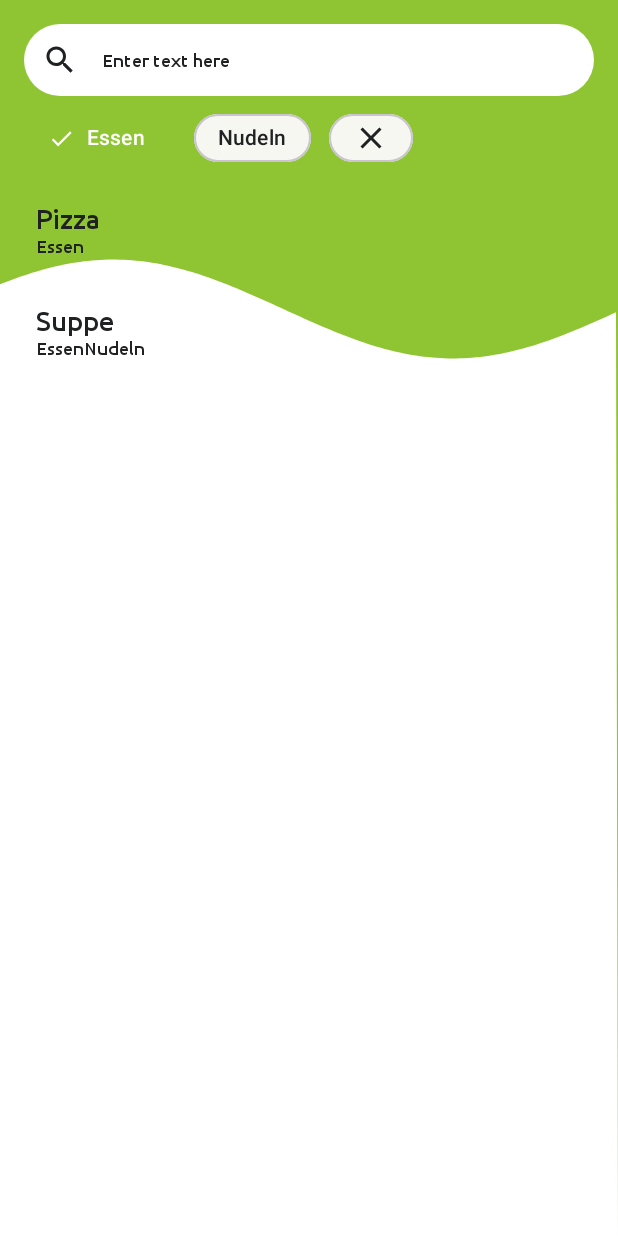
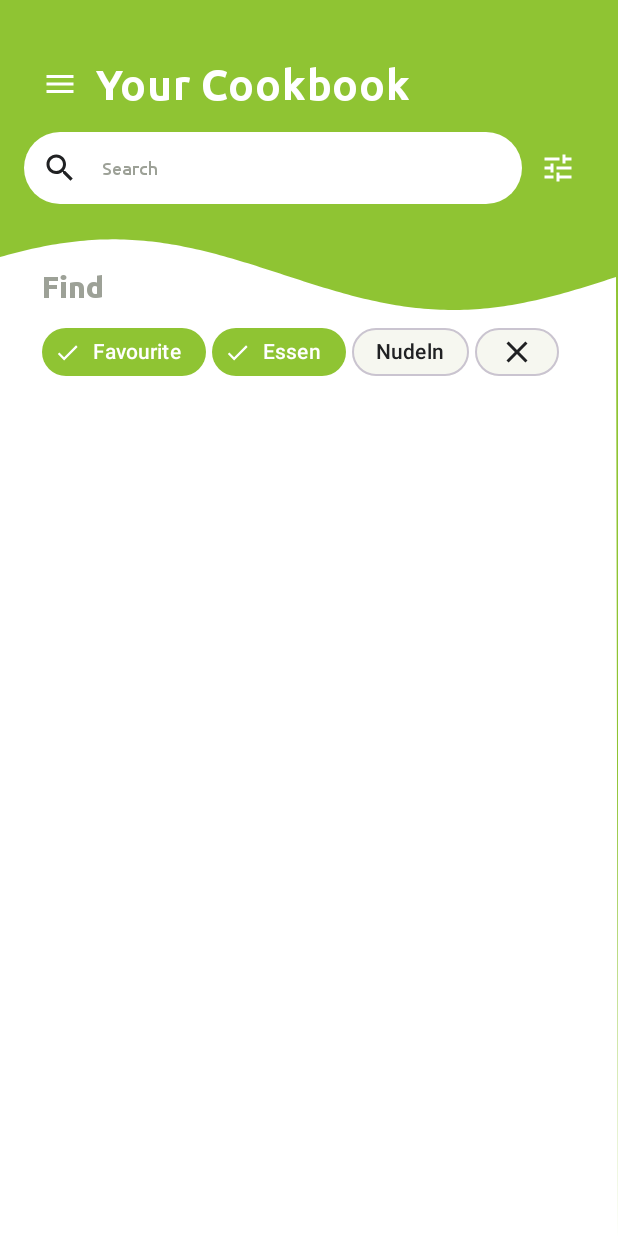
Before and after one commit to MiriHa/MiRaRecipes, an Android app built with Jetpack Compose: the screen it shows after launch (MainActivity), after a tap on "Essen", on a phone screen of 412 x 824 dp. Run offline under Robolectric (Android 15) with nearby library versions, the phone set to English and light mode, and no system bars; 4 statements that could not run were skipped; 1 other tap on this screen came first.

Commit message:
Updated Mainscreen UI, added navigation start

```diff
--- a/app/src/main/java/de/miRa/mirarecipes/MainActivity.kt
+++ b/app/src/main/java/de/miRa/mirarecipes/MainActivity.kt
@@ -7,6 +7,7 @@ import androidx.compose.foundation.layout.fillMaxSize
 import androidx.compose.material3.MaterialTheme
 import androidx.compose.material3.Surface
 import androidx.compose.ui.Modifier
+import androidx.navigation.compose.rememberNavController
 import de.miRa.mirarecipes.recipes.RecipesViewModel
 import de.miRa.mirarecipes.ui.composables.RecipeListScreen
 import de.miRa.mirarecipes.ui.theme.MiRaRecipesTheme
@@ -19,7 +20,8 @@ class MainActivity : ComponentActivity() {
         super.onCreate(savedInstanceState)
         setContent {
             MiRaRecipesTheme {
-                // A surface container using the 'background' color from the theme
+                val navController = rememberNavController()
+
                 Surface(
                     modifier = Modifier.fillMaxSize(),
                     color = MaterialTheme.colorScheme.background
--- a/app/src/main/java/de/miRa/mirarecipes/recipes/Recipe.kt
+++ b/app/src/main/java/de/miRa/mirarecipes/recipes/Recipe.kt
@@ -1,19 +1,33 @@
 package de.miRa.mirarecipes.recipes
 
-data class Recipe (
+data class Recipe(
     val id: Int? = null,
     val title: String = "",
     val featuredImage: String? = null,
-    val tags: List<String> = listOf(),
+    var tags: List<String> = listOf(),
     val sourceUrl: String? = null,
     val description: String? = null,
     val cookingInstructions: List<String>? = null,
     val ingredients: List<Ingredient> = listOf(),
     val dateAdded: String? = null,
     val dateUpdated: String? = null,
-)
+) {
+    // TODO make dynamic
+    val isFavourite: Boolean
+        get() = tags.contains(favouriteTag)
+
+    fun toggleFavourite() {
+        tags = if (isFavourite) {
+            tags.minus(favouriteTag)
+        } else {
+            tags.plus(favouriteTag)
+        }
+    }
+}
 
 data class Ingredient(
     val title: String,
     val amount: String
 )
+
+const val favouriteTag = "Favourite"
--- a/app/src/main/java/de/miRa/mirarecipes/recipes/RecipesViewModel.kt
+++ b/app/src/main/java/de/miRa/mirarecipes/recipes/RecipesViewModel.kt
@@ -12,7 +12,7 @@ class RecipesViewModel : ViewModel() {
     private val _uiState = MutableStateFlow(
         RecipesListUIState(
             recipesItems = generateTestRecipeList(),
-            filterTags = listOf("Essen", "Nudeln"),
+            filterTags = listOf(favouriteTag, "Essen", "Nudeln"),
             selectedTags = listOf()
         )
     )
@@ -33,6 +33,10 @@ class RecipesViewModel : ViewModel() {
             Recipe(
                 title = "Nudeln",
                 tags = listOf("Nudeln")
+            ),
+            Recipe(
+                title = "Nudelsalat",
+                tags = listOf("Nudeln", favouriteTag)
             )
         )
     }
--- /dev/null
+++ b/app/src/main/java/de/miRa/mirarecipes/ui/composables/Card.kt
@@ -0,0 +1,66 @@
+package de.miRa.mirarecipes.ui.composables
+
+import androidx.compose.foundation.shape.RoundedCornerShape
+import androidx.compose.material3.Card
+import androidx.compose.material3.CardDefaults
+import androidx.compose.material3.MaterialTheme
+import androidx.compose.material3.contentColorFor
+import androidx.compose.runtime.Composable
+import androidx.compose.ui.Modifier
+import androidx.compose.ui.graphics.Color
+import androidx.compose.ui.unit.Dp
+import de.miRa.mirarecipes.ui.theme.Elevations
+import de.miRa.mirarecipes.ui.theme.Spacings
+
+@Composable
+fun ItemCard(
+    modifier: Modifier = Modifier,
+    cornerRadius: Dp = Spacings.l,
+    backgroundColor: Color = MaterialTheme.colorScheme.surface,
+    contentColor: Color = contentColorFor(backgroundColor),
+    content: @Composable () -> Unit
+) {
+    Card(
+        modifier = modifier/*.then(
+            Modifier.shadow(
+                ambientColor = cardShadowLayerSecond,
+                spotColor = cardShadowLayerSecond,
+                shape = RoundedCornerShape(Spacings.l),
+                elevation = Elevations.card
+                )
+        )*/,
+        shape = RoundedCornerShape(cornerRadius),
+        elevation = CardDefaults.cardElevation(
+            defaultElevation = Elevations.card
+        ),
+        colors = CardDefaults.cardColors(
+            containerColor = backgroundColor,
+            contentColor = contentColor
+        )
+    ) {
+        content()
+    }
+}
+
+/*
+@Composable
+fun CardNoElevation(
+    modifier: Modifier = Modifier,
+    shape: Shape = RoundedCornerShape(Spacings.xs),
+    backgroundColor: Color = SemanticColors.surface,
+    contentColor: Color = contentColorFor(backgroundColor),
+    border: BorderStroke? = null,
+    content: @Composable () -> Unit
+) {
+    Card(
+        modifier,
+        shape = shape,
+        backgroundColor = backgroundColor,
+        contentColor = contentColor,
+        border = border,
+        elevation = 0.dp
+    ) {
+        content()
+    }
+}
+*/
--- a/app/src/main/java/de/miRa/mirarecipes/ui/composables/Chip.kt
+++ b/app/src/main/java/de/miRa/mirarecipes/ui/composables/Chip.kt
@@ -1,7 +1,5 @@
 package de.miRa.mirarecipes.ui.composables
 
-import android.widget.ImageView
-import androidx.compose.foundation.background
 import androidx.compose.foundation.interaction.MutableInteractionSource
 import androidx.compose.foundation.layout.padding
 import androidx.compose.foundation.layout.size
@@ -22,23 +20,22 @@ import androidx.compose.runtime.remember
 import androidx.compose.ui.Modifier
 import androidx.compose.ui.graphics.Color
 import androidx.compose.ui.graphics.vector.ImageVector
-import androidx.compose.ui.unit.dp
 import de.miRa.mirarecipes.ui.theme.Spacings
 
 @OptIn(ExperimentalMaterial3Api::class)
 @Composable
 fun TagChip(
-    selected: Boolean,
-    onClick: () -> Unit,
     label: String,
+    onClick: () -> Unit = {},
     modifier: Modifier = Modifier,
+    selected: Boolean = false,
     enabled: Boolean = true,
     leadingIcon: @Composable (() -> Unit)? = null,
     trailingIcon: @Composable (() -> Unit)? = null,
     interactionSource: MutableInteractionSource = remember { MutableInteractionSource() }
 ) {
     FilterChip(
-        modifier = modifier.padding(Spacings.xxs),
+        modifier = modifier.padding(end = Spacings.xxs),
         selected = selected,
         onClick = onClick,
         enabled = enabled,
@@ -59,7 +56,7 @@ fun TagChip(
             labelColor = MaterialTheme.colorScheme.onSurface,
             selectedLabelColor = MaterialTheme.colorScheme.onPrimary,
             containerColor = MaterialTheme.colorScheme.surface,
-            selectedContainerColor =  MaterialTheme.colorScheme.primary,
+            selectedContainerColor = MaterialTheme.colorScheme.primary,
             iconColor = MaterialTheme.colorScheme.onSurface,
             selectedLeadingIconColor = MaterialTheme.colorScheme.onPrimary,
             selectedTrailingIconColor = MaterialTheme.colorScheme.onPrimary
@@ -82,7 +79,7 @@ fun IconChip(
     interactionSource: MutableInteractionSource = remember { MutableInteractionSource() }
 ) {
     AssistChip(
-        modifier = modifier.padding(Spacings.xxs),
+        modifier = modifier.padding(end = Spacings.xxs),
         onClick = onClick,
         label = {
             Icon(icon, contentDescription = null)
--- a/app/src/main/java/de/miRa/mirarecipes/ui/composables/RecipeListScreen.kt
+++ b/app/src/main/java/de/miRa/mirarecipes/ui/composables/RecipeListScreen.kt
@@ -1,5 +1,6 @@
 package de.miRa.mirarecipes.ui.composables
 
+import androidx.compose.foundation.Image
 import androidx.compose.foundation.background
 import androidx.compose.foundation.clickable
 import androidx.compose.foundation.layout.Arrangement
@@ -8,16 +9,14 @@ import androidx.compose.foundation.layout.ExperimentalLayoutApi
 import androidx.compose.foundation.layout.FlowRow
 import androidx.compose.foundation.layout.PaddingValues
 import androidx.compose.foundation.layout.Row
+import androidx.compose.foundation.layout.Spacer
 import androidx.compose.foundation.layout.fillMaxWidth
+import androidx.compose.foundation.layout.height
 import androidx.compose.foundation.layout.padding
+import androidx.compose.foundation.layout.size
 import androidx.compose.foundation.lazy.LazyColumn
 import androidx.compose.foundation.lazy.items
-import androidx.compose.foundation.shape.RoundedCornerShape
-import androidx.compose.material.icons.Icons
-import androidx.compose.material.icons.filled.Close
-import androidx.compose.material3.AssistChip
-import androidx.compose.material3.Card
-import androidx.compose.material3.ExperimentalMaterial3Api
+import androidx.compose.foundation.shape.CircleShape
 import androidx.compose.material3.Icon
 import androidx.compose.material3.IconButton
 import androidx.compose.material3.MaterialTheme
@@ -28,12 +27,15 @@ import androidx.compose.runtime.getValue
 import androidx.compose.runtime.mutableStateOf
 import androidx.compose.runtime.remember
 import androidx.compose.runtime.setValue
+import androidx.compose.ui.Alignment
 import androidx.compose.ui.Modifier
+import androidx.compose.ui.draw.clip
 import androidx.compose.ui.draw.drawBehind
 import androidx.compose.ui.graphics.Color
 import androidx.compose.ui.graphics.Path
 import androidx.compose.ui.graphics.drawscope.DrawScope
 import androidx.compose.ui.res.painterResource
+import androidx.compose.ui.res.stringResource
 import androidx.compose.ui.text.input.TextFieldValue
 import androidx.compose.ui.tooling.preview.Preview
 import androidx.compose.ui.unit.dp
@@ -46,6 +48,7 @@ import de.miRa.mirarecipes.ui.theme.Spacings
 import java.util.Locale
 import kotlin.math.PI
 import kotlin.math.cos
+
 
 @Composable
 fun RecipeListScreen(
@@ -67,20 +70,11 @@ fun RecipeListScreen(
     ) {
         var searchInput by remember { mutableStateOf(TextFieldValue("")) }
 
-        Row(modifier = Modifier.fillMaxWidth()) {
-            TextField(
-                searchInput,
-                onValueChange = { searchInput = it }
+        Header(
+            searchInput = searchInput,
+            onSearchChange = { searchInput = it }
         )
-            IconButton(
-                onClick = { /*TODO*/ }
-            ) {
-                Icon(
-                    painterResource(R.drawable.icon_tune),
-                    contentDescription = null
-                )
-            }
-        }
+        Spacer(modifier = Modifier.height(Spacings.xl))
         TagFilters(
             items = uiState.filterTags,
             selectedFilterTags = uiState.selectedTags,
@@ -101,7 +95,7 @@ fun ItemList(
     selectedFilterTags: List<String>,
     items: List<Recipe>
 ) {
-    var filteredItems: List<Recipe>
+    var filteredItems: List<Recipe> // TODO move search and filteredItems in viewmodel uistate
     LazyColumn(modifier = Modifier.fillMaxWidth()) {
 
         filteredItems = if (searchInput.isEmpty() && selectedFilterTags.isEmpty()) {
@@ -136,7 +130,7 @@ fun ItemList(
     }
 }
 
-@OptIn(ExperimentalLayoutApi::class, ExperimentalMaterial3Api::class)
+@OptIn(ExperimentalLayoutApi::class)
 @Composable
 fun TagFilters(
     items: List<String>,
@@ -144,6 +138,13 @@ fun TagFilters(
     onTagSelected: (String) -> Unit,
     onRemoveAllTags: () -> Unit
 ) {
+    Column(modifier = Modifier.padding(horizontal = Spacings.s)) {
+        Text(
+            text = stringResource(R.string.cookbook_title_find),
+            style = MaterialTheme.typography.titleMedium,
+            color = MaterialTheme.colorScheme.inverseOnSurface
+        )
+        Spacer(modifier = Modifier.height(Spacings.xs))
         FlowRow(
             modifier = Modifier.fillMaxWidth(),
             verticalArrangement = Arrangement.Center,
@@ -158,7 +159,6 @@ fun TagFilters(
                     )
                 }
                 TagChip(
-                modifier = Modifier.padding(horizontal = Spacings.xxs),
                     selected = isSelected,
                     onClick = { onTagSelected(tag) },
                     label = tag
@@ -171,47 +171,120 @@ fun TagFilters(
             }
         }
     }
-
-@Composable
-fun Header() {
-
 }
 
 @Composable
-fun RecipeListItem(recipe: Recipe, onItemClick: (Recipe) -> Unit) {
-    Card {
+fun Header(
+    searchInput: TextFieldValue,
+    onSearchChange: (TextFieldValue) -> Unit,
+) {
+    Column {
+        Spacer(modifier = Modifier.height(Spacings.m))
+        Row(
+            modifier = Modifier
+                .fillMaxWidth(),
+            horizontalArrangement = Arrangement.Start,
+            verticalAlignment = Alignment.CenterVertically
+        ) {
+            IconButton(onClick = { /*TODO*/ }) {
+                Icon(
+                    painterResource(R.drawable.icon_menu),
+                    contentDescription = null,
+                    tint = MaterialTheme.colorScheme.onPrimary
+                )
+            }
+            Text(
+                text = stringResource(id = R.string.cookbook_title),
+                style = MaterialTheme.typography.headlineLarge,
+                color = MaterialTheme.colorScheme.onPrimary
+            )
+        }
+        Spacer(modifier = Modifier.height(Spacings.xs))
+        Row(
+            modifier = Modifier.fillMaxWidth(),
+            horizontalArrangement = Arrangement.Start,
+            verticalAlignment = Alignment.CenterVertically
+        ) {
+            TextField(
+                searchInput,
+                onValueChange = onSearchChange,
+                modifier = Modifier.weight(1f),
+                hint = stringResource(id = R.string.cookbook_search)
+            )
+            IconButton(onClick = { /*TODO*/ }) {
+                Icon(
+                    painterResource(R.drawable.icon_tune),
+                    contentDescription = null,
+                    tint = MaterialTheme.colorScheme.onPrimary
+                )
+            }
+        }
+        Spacer(modifier = Modifier.height(Spacings.m))
+    }
+}
 
-    }
+@Composable
+fun RecipeListItem(
+    recipe: Recipe,
+    onItemClick: (Recipe) -> Unit
+) {
+    ItemCard(
+        modifier = Modifier.padding(bottom = Spacings.s)
+    ) {
+        Row(
+            modifier = Modifier.padding(Spacings.s),
+            verticalAlignment = Alignment.CenterVertically
+        ) {
+            Image(
+                modifier = Modifier
+                    .size(75.dp)
+                    .clip(CircleShape)
+                    .background(MaterialTheme.colorScheme.background),
+                painter = painterResource(id = R.drawable.icon_add),
+                contentDescription = null
+            )
             Column(
                 modifier = Modifier
                     .clickable(onClick = { onItemClick(recipe) })
-            .fillMaxWidth()
                     .padding(PaddingValues(8.dp, 16.dp))
             ) {
                 Text(text = recipe.title, fontSize = 18.sp)
-        Row(modifier = Modifier.fillMaxWidth()) {
+                Row(modifier = Modifier) {
                     recipe.tags.forEach {
                         Text(text = it, fontSize = 12.sp)
                     }
                 }
+                ItemTagList(recipe.tags)
+            }
+            Spacer(modifier = Modifier.weight(1f))
+            IconButton(onClick = { recipe.toggleFavourite() }) {
+                Icon(
+                    painterResource(if (recipe.isFavourite) R.drawable.icon_favorite_filled else R.drawable.icon_favorite),
+                    contentDescription = null,
+                    tint = MaterialTheme.colorScheme.inverseOnSurface
+                )
+            }
         }
     }
 
-/*fun BentleyCard(
-    modifier: Modifier = Modifier,
-    enabled: Boolean = true,
-    onClick: () -> Unit = {},
-    content: @Composable () -> Unit,
+}
+
+@OptIn(ExperimentalLayoutApi::class)
+@Composable
+fun ItemTagList(
+    tagItems: List<String>
+){
+    FlowRow(
     ) {
-    Surface(
-        onClick = onClick,
-        modifier = modifier,
-        enabled = enabled,
-        color = BentleyTheme.colors.background,
-        elevation = BentleyElevations.Cards,
-        content = content
+        tagItems.forEach { tag ->
+            // TODO create DIsplaychip
+            TagChip(
+                label = tag,
+                enabled = false
             )
-}*/
+        }
+    }
+}
 
 fun DrawScope.drawBackgroundWave(color: Color) {
     val rectWidth = size.width
@@ -220,11 +293,11 @@ fun DrawScope.drawBackgroundWave(color: Color) {
     val path = Path()
 
     val waveLength = rectWidth * 1.1
-    val waveAmplitude = rectHeight / 25
+    val waveAmplitude = rectHeight / 35
 
     for (i in 0 until rectWidth.toInt() step 4) {
         val x = i.toFloat()
-        val y = rectHeight / 4 + waveAmplitude * cos(2 * PI * i / waveLength + (2 * PI) / 3)
+        val y = rectHeight / 4.5 + waveAmplitude * cos(2 * PI * i / waveLength + (2 * PI) / 3)
         path.lineTo(x, y.toFloat())
     }
 
--- a/app/src/main/java/de/miRa/mirarecipes/ui/composables/TextField.kt
+++ b/app/src/main/java/de/miRa/mirarecipes/ui/composables/TextField.kt
@@ -3,10 +3,8 @@ package de.miRa.mirarecipes.ui.composables
 import androidx.compose.foundation.background
 import androidx.compose.foundation.layout.Arrangement
 import androidx.compose.foundation.layout.Box
-import androidx.compose.foundation.layout.Column
 import androidx.compose.foundation.layout.Row
 import androidx.compose.foundation.layout.Spacer
-import androidx.compose.foundation.layout.fillMaxWidth
 import androidx.compose.foundation.layout.padding
 import androidx.compose.foundation.layout.width
 import androidx.compose.foundation.shape.RoundedCornerShape
@@ -17,22 +15,21 @@ import androidx.compose.material3.Text
 import androidx.compose.runtime.Composable
 import androidx.compose.ui.Alignment
 import androidx.compose.ui.Modifier
-import androidx.compose.ui.graphics.Color
 import androidx.compose.ui.res.painterResource
 import androidx.compose.ui.text.TextStyle
 import androidx.compose.ui.text.input.TextFieldValue
 import de.miRa.mirarecipes.R
 import de.miRa.mirarecipes.ui.theme.Spacings
-import de.miRa.mirarecipes.ui.theme.Typography
 
 @Composable
 fun TextField(
     value: TextFieldValue,
     onValueChange: (TextFieldValue) -> Unit,
+    modifier: Modifier = Modifier,
     enabled: Boolean = true,
-    textStyle: TextStyle = Typography.labelMedium,
+    textStyle: TextStyle = MaterialTheme.typography.labelMedium,
     maxLines: Int = 1,
-    hint: String = "Enter text here",
+    hint: String = "",
 ) {
     BasicTextField(
         value = value,
@@ -45,25 +42,15 @@ fun TextField(
          interactionSource = interactionSource,*/
         maxLines = maxLines,
         singleLine = maxLines == 1,
-        modifier = Modifier
-            .fillMaxWidth()
+        modifier = modifier
             .background(
                 color = MaterialTheme.colorScheme.background,
                 shape = RoundedCornerShape(Spacings.l)
             )
             .padding(Spacings.s),
         decorationBox = { innerTextField ->
-            Box(
-                modifier = Modifier
-                    .background(Color.Transparent),
-
-                contentAlignment = Alignment.CenterStart
-            ) {
-
-                innerTextField()
-            }
             Row(
-                horizontalArrangement = Arrangement.SpaceBetween,
+                horizontalArrangement = Arrangement.Start,
                 verticalAlignment = Alignment.CenterVertically
             ) {
                 Icon(
@@ -71,18 +58,16 @@ fun TextField(
                     contentDescription = null
                 )
                 Spacer(modifier = Modifier.width(Spacings.m))
-                Column(
-                    modifier = Modifier.fillMaxWidth(),
-                    horizontalAlignment = Alignment.Start,
-                ) {
+                Box {
                     if (value.text.isEmpty()) {
                         Text(
                             text = hint,
-                            style = textStyle //TODO .withColor(if (hasError) BentleyTheme.colors.warning else BentleyTheme.colors.textFieldPlaceholderDefault),
+                            style = textStyle,
+                            color = MaterialTheme.colorScheme.inverseOnSurface,
                         )
                     }
+                    innerTextField()
                 }
-                innerTextField()
             }
         }
     )
--- a/app/src/main/java/de/miRa/mirarecipes/ui/theme/Spacings.kt
+++ b/app/src/main/java/de/miRa/mirarecipes/ui/theme/Spacings.kt
@@ -14,3 +14,7 @@ object Spacings {
     val xxxl: Dp = 40.dp
     val xxxxl: Dp = 60.dp
 }
+
+object Elevations {
+    val card: Dp = 2.dp
+}
--- a/app/src/main/java/de/miRa/mirarecipes/ui/theme/Theme.kt
+++ b/app/src/main/java/de/miRa/mirarecipes/ui/theme/Theme.kt
@@ -21,9 +21,14 @@ private val DarkColorScheme = darkColorScheme(
     tertiary = Tertiary,
     background = White,
     surface = LightGreen,
+    onPrimary = White,
+    onSecondary = White,
     onBackground = DarkGrey,
     onSurface = DarkGrey,
-    scrim = White
+    scrim = White,
+    inverseOnSurface = Grey,
+    error = ErrorRed,
+    onError = White
 )
 
 private val LightColorScheme = lightColorScheme(
@@ -32,9 +37,14 @@ private val LightColorScheme = lightColorScheme(
     tertiary = Tertiary,
     background = White,
     surface = LightGreen,
+    onPrimary = White,
+    onSecondary = White,
     onBackground = DarkGrey,
     onSurface = DarkGrey,
-    scrim = White
+    scrim = White,
+    inverseOnSurface = Grey,
+    error = ErrorRed,
+    onError = White
 
     /* Other default colors to override
     background = Color(0xFFFFFBFE),
--- a/gradle/libs.versions.toml
+++ b/gradle/libs.versions.toml
@@ -13,6 +13,8 @@ compose-bom = "2023.10.01"
 firebase-bom = "32.5.0"
 google-services = "4.4.0"
 work-runtime-ktx = "2.8.1"
+nav_version = "2.7.5"
+
 
 [libraries]
 androidx-hilt-common = { module = "androidx.hilt:hilt-common", version.ref = "hilt-common" }
@@ -36,6 +38,7 @@ ui-tooling-preview = { group = "androidx.compose.ui", name = "ui-tooling-preview
 ui-test-manifest = { group = "androidx.compose.ui", name = "ui-test-manifest" }
 ui-test-junit4 = { group = "androidx.compose.ui", name = "ui-test-junit4" }
 material3 = { group = "androidx.compose.material3", name = "material3" }
+navigation = { group = "androidx.navigation", name = "navigation-compose", version.ref = "nav_version" }
 firebase-bom = { group = "com.google.firebase", name = "firebase-bom", version.ref = "firebase-bom" }
 firebase-realtimedatabase = { group = "com.google.firebase", name = "firebase-database" }
 
```
Also changed, not shown: app/build.gradle.kts (+3 -18 lines), app/src/main/java/de/miRa/mirarecipes/navigation/AppNavigation.kt (added, +65 -0 lines), app/src/main/java/de/miRa/mirarecipes/navigation/Screen.kt (added, +18 -0 lines). Lines whose indentation alone changed are shown as unchanged.
